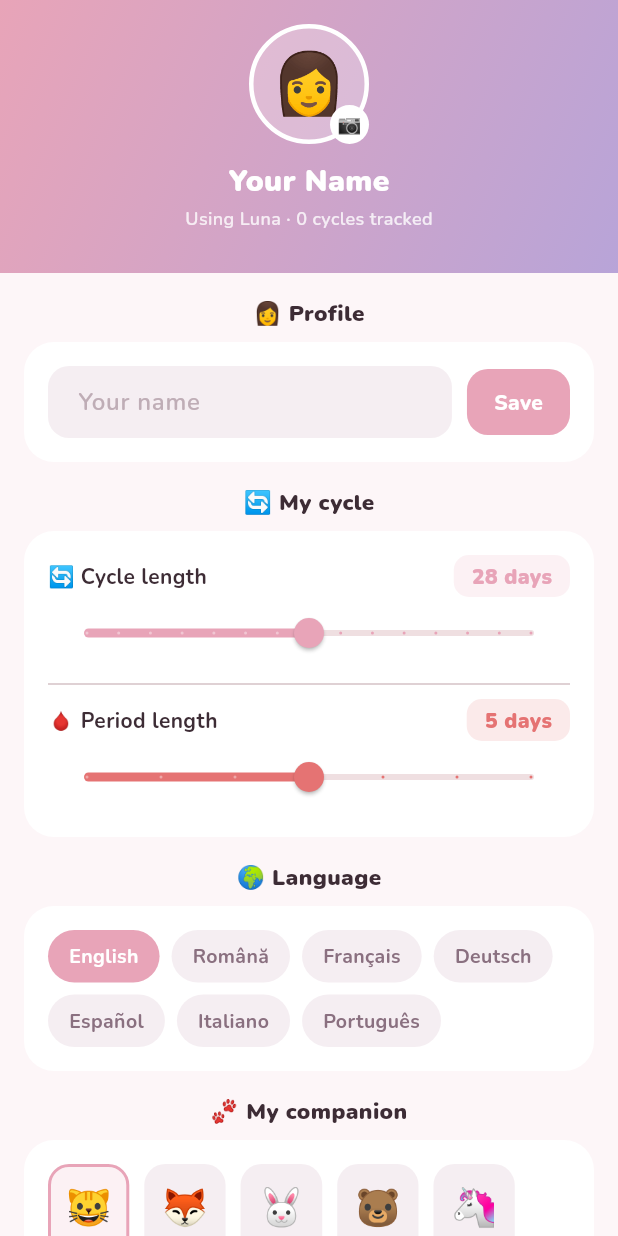
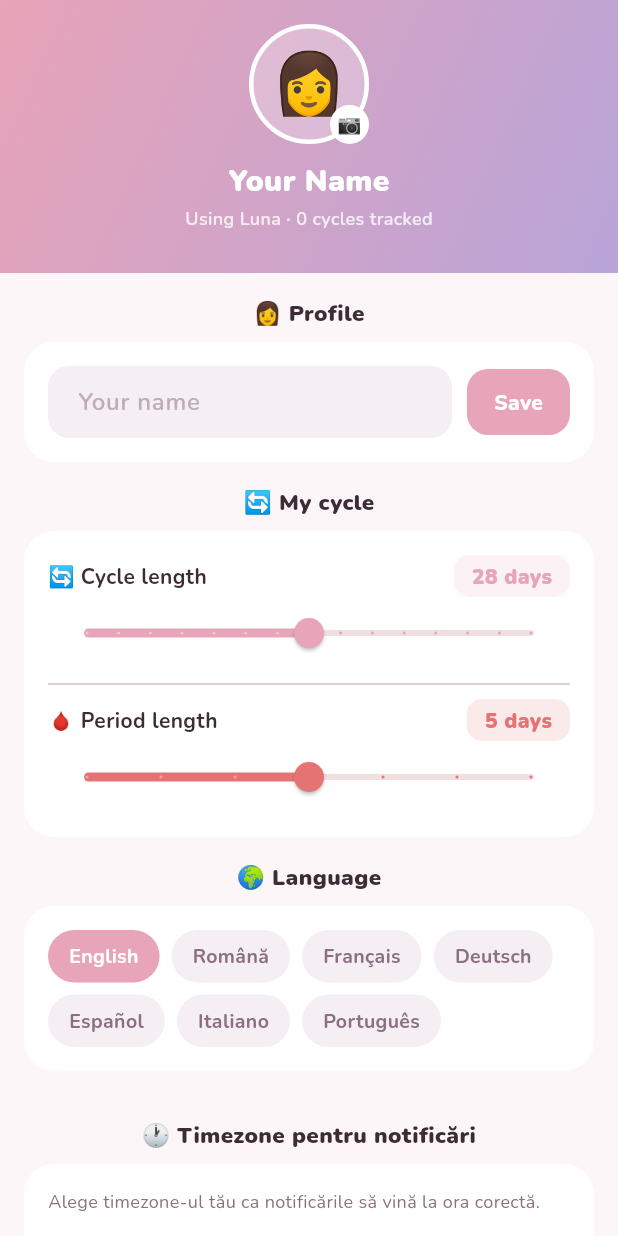
Before and after one commit to simabogdan1519-sketch/LunaApp, a Flutter app: the SettingsScreen screen opened directly, on a phone screen of 412 x 824 dp. Run offline on Flutter 3.47's test engine with Material 3 defaults, Android fonts, the phone set to English and light mode, and no system bars; our stand-ins replace flutter_local_notifications, google_fonts, shared_preferences, sqflite, table_calendar, timezone; accounts and stored records are empty.

Commit message:
Add files via upload

```diff
--- a/lib/screens/settings_screen.dart
+++ b/lib/screens/settings_screen.dart
@@ -20,6 +20,27 @@ class _SettingsScreenState extends State<SettingsScreen> {
   }
 
   final List<String> _languages = ['English', 'Română', 'Français', 'Deutsch', 'Español', 'Italiano', 'Português'];
+  final List<Map<String, String>> _timezones = [
+    {'v': 'Europe/Bucharest', 'l': '🇷🇴 România — Europe/Bucharest'},
+    {'v': 'Europe/London',    'l': '🇬🇧 UK — Europe/London'},
+    {'v': 'Europe/Paris',     'l': '🇫🇷 France/Belgium — Europe/Paris'},
+    {'v': 'Europe/Berlin',    'l': '🇩🇪 Germany/Austria — Europe/Berlin'},
+    {'v': 'Europe/Madrid',    'l': '🇪🇸 Spain — Europe/Madrid'},
+    {'v': 'Europe/Rome',      'l': '🇮🇹 Italy — Europe/Rome'},
+    {'v': 'Europe/Athens',    'l': '🇬🇷 Greece — Europe/Athens'},
+    {'v': 'Europe/Kiev',      'l': '🇺🇦 Ukraine — Europe/Kiev'},
+    {'v': 'Europe/Moscow',    'l': '🇷🇺 Russia — Europe/Moscow'},
+    {'v': 'America/New_York', 'l': '🇺🇸 Eastern US — America/New_York'},
+    {'v': 'America/Chicago',  'l': '🇺🇸 Central US — America/Chicago'},
+    {'v': 'America/Los_Angeles','l':'🇺🇸 Pacific US — America/Los_Angeles'},
+    {'v': 'America/Sao_Paulo','l': '🇧🇷 Brazil — America/Sao_Paulo'},
+    {'v': 'Asia/Dubai',       'l': '🇦🇪 Dubai — Asia/Dubai'},
+    {'v': 'Asia/Kolkata',     'l': '🇮🇳 India — Asia/Kolkata'},
+    {'v': 'Asia/Singapore',   'l': '🇸🇬 Singapore — Asia/Singapore'},
+    {'v': 'Asia/Tokyo',       'l': '🇯🇵 Japan — Asia/Tokyo'},
+    {'v': 'Australia/Sydney', 'l': '🇦🇺 Australia — Australia/Sydney'},
+  ];
+
   final List<Map<String, String>> _companions = [
     {'e': '🐱', 'n': 'Luna'}, {'e': '🦊', 'n': 'Foxy'}, {'e': '🐰', 'n': 'Bunny'},
     {'e': '🐻', 'n': 'Bear'}, {'e': '🦄', 'n': 'Star'}, {'e': '🐼', 'n': 'Panda'},
@@ -135,6 +156,24 @@ class _SettingsScreenState extends State<SettingsScreen> {
               )),
               const SizedBox(height: 16),
               // Companion
+              const SizedBox(height: 16),
+              _SectionTitle('🕐 Timezone pentru notificări'),
+              _Card(child: Column(crossAxisAlignment: CrossAxisAlignment.start, children: [
+                Text('Alege timezone-ul tău ca notificările să vină la ora corectă.',
+                    style: GoogleFonts.nunito(color: LunaTheme.text2, fontSize: 12)),
+                const SizedBox(height: 10),
+                DropdownButton<String>(
+                  value: state.timezone,
+                  isExpanded: true,
+                  underline: const SizedBox(),
+                  style: GoogleFonts.nunito(color: LunaTheme.text, fontWeight: FontWeight.w700, fontSize: 13),
+                  items: _timezones.map((t) => DropdownMenuItem(
+                    value: t['v'],
+                    child: Text(t['l']!),
+                  )).toList(),
+                  onChanged: (v) { if (v != null) state.setTimezone(v); },
+                ),
+              ])),
               _SectionTitle('🐾 My companion'),
               _Card(child: Wrap(
                 spacing: 10, runSpacing: 10,
--- a/lib/services/app_state.dart
+++ b/lib/services/app_state.dart
@@ -14,6 +14,7 @@ class AppState extends ChangeNotifier {
   final _notif = NotificationService();
   int _periodLength = 5;
   String _language = 'English';
+  String _timezone = 'Europe/Bucharest';
   String _companionEmoji = '🐱';
   String _companionName = 'Luna';
   bool _contraEnabled = false;
@@ -23,6 +24,7 @@ class AppState extends ChangeNotifier {
   int get cycleLength => _cycleLength;
   int get periodLength => _periodLength;
   String get language => _language;
+  String get timezone => _timezone;
   String get companionEmoji => _companionEmoji;
   String get companionName => _companionName;
   bool get contraEnabled => _contraEnabled;
@@ -32,6 +34,7 @@ class AppState extends ChangeNotifier {
   set cycleLength(int v) { _cycleLength = v; notifyListeners(); }
   set periodLength(int v) { _periodLength = v; notifyListeners(); }
   set language(String v) { _language = v; notifyListeners(); }
+  void setTimezone(String v) { _timezone = v; savePrefs(); notifyListeners(); _syncNotifications(); }
   set companionEmoji(String v) { _companionEmoji = v; notifyListeners(); }
   set companionName(String v) { _companionName = v; notifyListeners(); }
   set contraEnabled(bool v) { _contraEnabled = v; notifyListeners(); }
@@ -89,7 +92,7 @@ class AppState extends ChangeNotifier {
 
   Future<void> _syncNotifications() async {
     try {
-      await _notif.syncReminders(reminders, companionEmoji: _companionEmoji, companionName: _companionName);
+      await _notif.syncReminders(reminders, _timezone, emoji: _companionEmoji, name: _companionName);
     } catch (_) {} // silently fail if permissions not granted
   }
 
@@ -111,6 +114,7 @@ class AppState extends ChangeNotifier {
     _cycleLength = p.getInt('cycleLength') ?? 28;
     _periodLength = p.getInt('periodLength') ?? 5;
     _language = p.getString('language') ?? 'English';
+    _timezone = p.getString('timezone') ?? 'Europe/Bucharest';
     _companionEmoji = p.getString('companionEmoji') ?? '🐱';
     _companionName = p.getString('companionName') ?? 'Luna';
     _contraEnabled = p.getBool('contraEnabled') ?? false;
@@ -124,6 +128,7 @@ class AppState extends ChangeNotifier {
     await p.setInt('cycleLength', _cycleLength);
     await p.setInt('periodLength', _periodLength);
     await p.setString('language', _language);
+    await p.setString('timezone', _timezone);
     await p.setString('companionEmoji', _companionEmoji);
     await p.setString('companionName', _companionName);
     await p.setBool('contraEnabled', _contraEnabled);
@@ -240,8 +245,8 @@ class AppState extends ChangeNotifier {
 
   // ── Reminders ─────────────────────────────────────────────────────────────
 
-  Future<bool> checkNotificationPermission() => _notif.hasPermission();
-  Future<void> requestNotificationPermission() => _notif.requestPermission();
+  Future<bool> checkNotificationPermission() => _notif.hasPermission(_timezone);
+  Future<void> requestNotificationPermission() => _notif.requestPermission(_timezone);
 
   Future<void> addReminder(AppReminder r) async {
     await _db.insertReminder(r);
```
Also changed, not shown: lib/services/notification_service.dart (+38 -50 lines).
